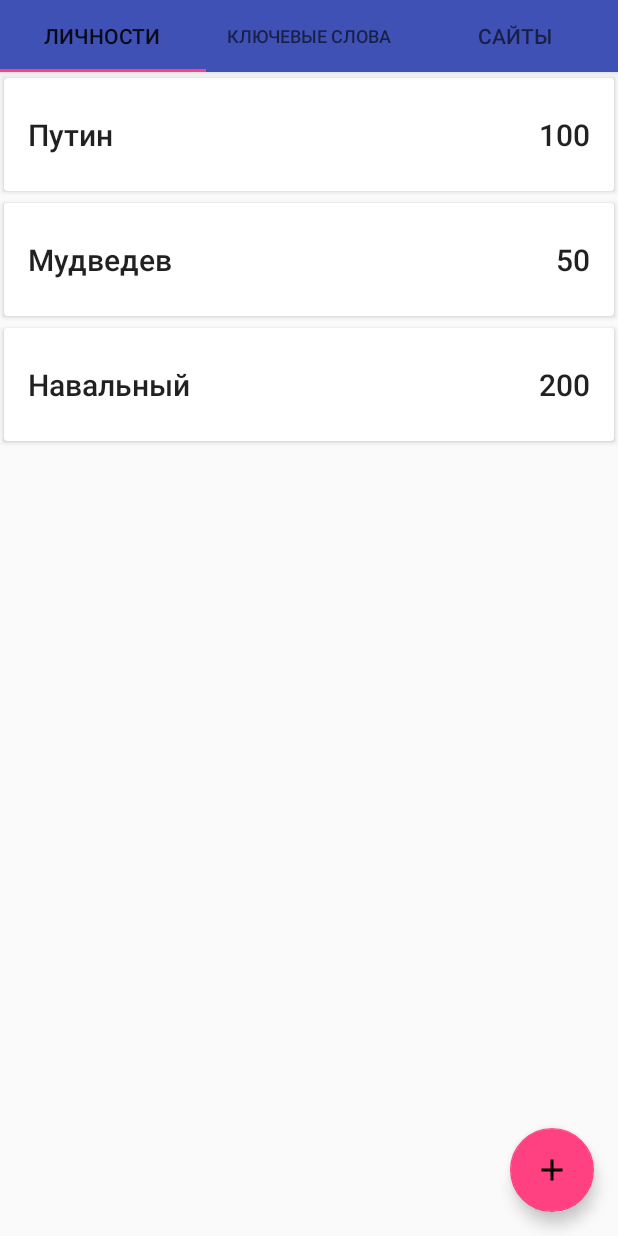
After one commit to intoNevermind/Group1-InternshipGB, an Android app: the UserActivity screen opened directly, with no data from a screen before it, on a phone screen of 412 x 824 dp. The commit adds this screen. Run offline under Robolectric (Android 15) with nearby library versions, the phone set to English and light mode, and no system bars; our stand-ins replace data binding.

Commit message:
Добавил активити со списком юзеров (пока пустую). По клику на кнопку + открывает активити для просмотра сайтов, личностей и кл. слов. Я думаю, можно будет сделать один фрагмент на список юзеров и на списки сайтов, личностей и кл. слов.

```diff
--- a/android-admin/app/build.gradle
+++ b/android-admin/app/build.gradle
@@ -4,11 +4,12 @@ android {
     compileSdkVersion 27
     defaultConfig {
         applicationId "ru.geekbrains.androidadmin"
-        minSdkVersion 16
+        minSdkVersion 17
         targetSdkVersion 27
         versionCode 1
         versionName "1.0"
         testInstrumentationRunner "android.support.test.runner.AndroidJUnitRunner"
+        vectorDrawables.useSupportLibrary = true
     }
     buildTypes {
         release {
--- a/android-admin/app/src/main/AndroidManifest.xml
+++ b/android-admin/app/src/main/AndroidManifest.xml
@@ -16,6 +16,7 @@
                 <category android:name="android.intent.category.LAUNCHER" />
             </intent-filter>
         </activity>
+        <activity android:name=".UserActivity"/>
     </application>
 
 </manifest>
--- /dev/null
+++ b/android-admin/app/src/main/java/ru/geekbrains/androidadmin/UserActivity.java
@@ -0,0 +1,33 @@
+package ru.geekbrains.androidadmin;
+
+import android.os.Bundle;
+import android.support.design.widget.TabLayout;
+import android.support.v4.view.ViewPager;
+import android.support.v7.app.AppCompatActivity;
+
+import ru.geekbrains.androidadmin.adapters.MyViewPagerAdapter;
+import ru.geekbrains.androidadmin.fragments.PeopleFragment;
+
+/**
+ * Created by Loskutov.Viktor on 08.11.2017.
+ */
+
+public class UserActivity extends AppCompatActivity {
+
+    @Override
+    protected void onCreate(Bundle savedInstanceState) {
+        super.onCreate(savedInstanceState);
+        setContentView(R.layout.activity_user);
+
+        TabLayout tabLayout = findViewById(R.id.tab_layout);
+        ViewPager viewPager = findViewById(R.id.view_pager);
+
+        MyViewPagerAdapter vpAdapter = new MyViewPagerAdapter(getSupportFragmentManager());
+
+        vpAdapter.addFragment(new PeopleFragment(), "Личности");
+        vpAdapter.addFragment(new PeopleFragment(), "Ключевые слова");
+        vpAdapter.addFragment(new PeopleFragment(), "Сайты");
+        viewPager.setAdapter(vpAdapter);
+        tabLayout.setupWithViewPager(viewPager);
+    }
+}
--- a/android-admin/app/src/main/java/ru/geekbrains/androidadmin/fragments/PeopleFragment.java
+++ b/android-admin/app/src/main/java/ru/geekbrains/androidadmin/fragments/PeopleFragment.java
@@ -49,4 +49,10 @@ public class PeopleFragment extends Fragment {
         persons.add(new PersonInfo("Мудведев", 50));
         persons.add(new PersonInfo("Навальный", 200));
     }
+
+    private void addUsers() {
+        persons.add(new PersonInfo("User1", 1));
+        persons.add(new PersonInfo("User2", 2));
+        persons.add(new PersonInfo("User3", 3));
+    }
 }
--- /dev/null
+++ b/android-admin/app/src/main/res/drawable/ic_add_black_24dp.xml
@@ -0,0 +1,9 @@
+<vector xmlns:android="http://schemas.android.com/apk/res/android"
+        android:width="24dp"
+        android:height="24dp"
+        android:viewportWidth="24.0"
+        android:viewportHeight="24.0">
+    <path
+        android:fillColor="#FF000000"
+        android:pathData="M19,13h-6v6h-2v-6H5v-2h6V5h2v6h6v2z"/>
+</vector>
--- /dev/null
+++ b/android-admin/app/src/main/res/layout/activity_user.xml
@@ -0,0 +1,30 @@
+<?xml version="1.0" encoding="utf-8"?>
+<layout
+    xmlns:android="http://schemas.android.com/apk/res/android"
+    xmlns:tools="http://schemas.android.com/tools"
+    tools:context="ru.geekbrains.androidadmin.MainActivity">
+
+    <LinearLayout
+        android:layout_width="match_parent"
+        android:layout_height="match_parent"
+        android:orientation="vertical">
+
+        <android.support.design.widget.AppBarLayout
+            android:layout_width="match_parent"
+            android:layout_height="wrap_content">
+
+            <android.support.design.widget.TabLayout
+                android:id="@+id/tab_layout"
+                android:layout_width="match_parent"
+                android:layout_height="wrap_content"
+                />
+
+        </android.support.design.widget.AppBarLayout>
+
+        <android.support.v4.view.ViewPager
+            android:id="@+id/view_pager"
+            android:layout_width="match_parent"
+            android:layout_height="match_parent"
+            />
+    </LinearLayout>
+</layout>
--- a/android-admin/app/src/main/res/layout/card.xml
+++ b/android-admin/app/src/main/res/layout/card.xml
@@ -15,7 +15,7 @@
                 android:layout_width="wrap_content"
                 android:layout_height="wrap_content"
                 style="@style/Base.TextAppearance.AppCompat.Title"
-                tools:hint="Василий Пупкин"
+                tools:text="Василий Пупкин"
                 android:layout_alignParentStart="true"
                 android:layout_alignParentLeft="true" />
 
@@ -24,7 +24,7 @@
                 android:layout_width="wrap_content"
                 android:layout_height="wrap_content"
                 style="@style/Base.TextAppearance.AppCompat.Title"
-                tools:hint="100500"
+                tools:text="100500"
                 android:layout_alignParentEnd="true"
                 android:layout_alignParentRight="true"
                 />
--- a/android-admin/app/src/main/res/layout/fragment_people.xml
+++ b/android-admin/app/src/main/res/layout/fragment_people.xml
@@ -14,7 +14,8 @@
         android:clickable="true"
         app:layout_constraintBottom_toBottomOf="parent"
         app:layout_constraintEnd_toEndOf="parent"
-        app:srcCompat="@drawable/ic_add_black_24dp" />
+        app:srcCompat="@drawable/ic_add_black_24dp"
+        />
 
     <android.support.v7.widget.RecyclerView
         android:id="@+id/recycler_view"
```
Also changed, not shown: android-admin/app/src/main/java/ru/geekbrains/androidadmin/MainActivity.java (+15 -17 lines), android-admin/app/src/main/res/layout/activity_main.xml (+17 -17 lines).
